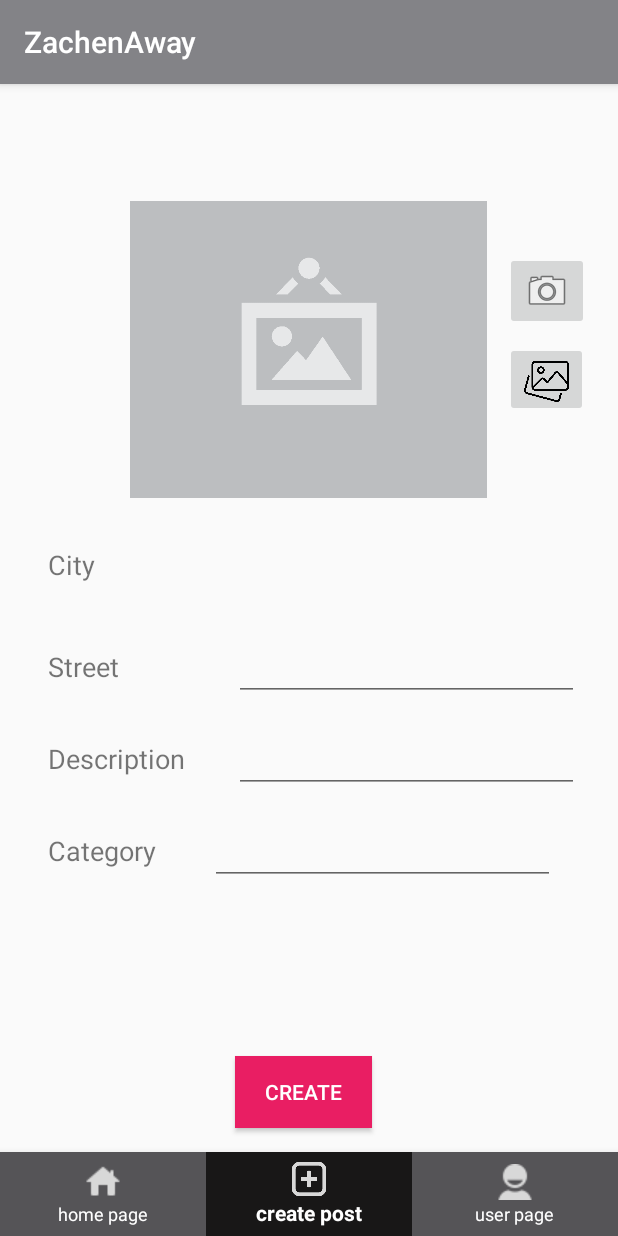
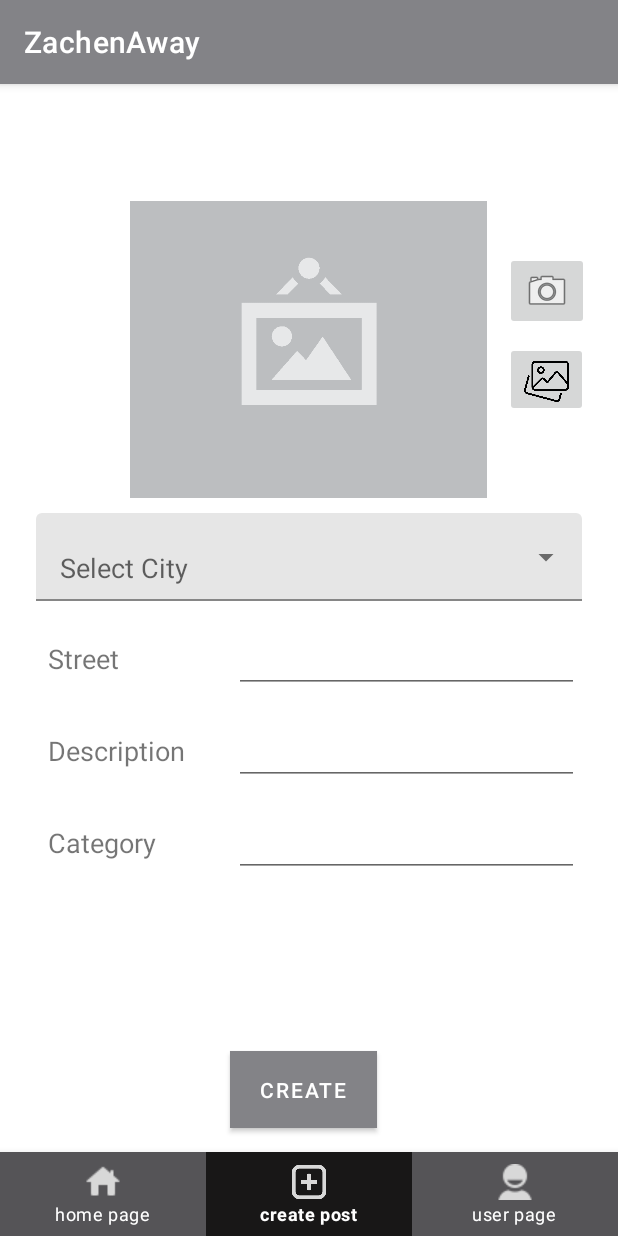
Before and after one commit to DavidMami/ZachenAway, an Android app built with Jetpack Compose: the CreatePostFragment screen opened through its navigation route, on a phone screen of 412 x 824 dp. Run offline under Robolectric (Android 15) with nearby library versions, the phone set to English and light mode, and no system bars; our stand-ins replace Firebase (no records; nobody signed in at launch, a user with empty details on screens opened directly), Picasso, data binding, navigation-ui; pictures from the network do not load; 1 statement that could not run was skipped.

Commit message:
fix and finish the cities api handling for creating a post

```diff
--- a/app/src/main/java/com/example/zachenaway/data/CategoriesApi.kt
+++ b/app/src/main/java/com/example/zachenaway/data/CategoriesApi.kt
@@ -1,6 +1,7 @@
 package com.example.zachenaway.data
 
 import android.content.Context
+import android.util.Log
 import retrofit2.Call
 import retrofit2.Callback
 import retrofit2.Response
@@ -11,7 +12,6 @@ import retrofit2.http.POST
 
 object RetrofitClient {
     private const val BASE_URL = "https://countriesnow.space/api/v0.1/"
-
     val retrofit: Retrofit by lazy {
         Retrofit.Builder()
             .baseUrl(BASE_URL)
@@ -24,31 +24,54 @@ data class Country(
     val country: String,
 )
 
+data class CitiesResponse(
+    val error: Boolean,
+    val msg: String,
+    val data: List<String>
+)
+
 object CountriesClient {
     private val countriesApiService: CountriesApiService by lazy {
         RetrofitClient.retrofit.create(CountriesApiService::class.java)
     }
 
     fun getIsraelCities(callback: (List<String>) -> Unit, context: Context? = null) {
-        val body = Country("israel")
+        val body = Country("Israel")
+
         val call = this.countriesApiService.getCities(body)
-        call.enqueue(object : Callback<List<String>> {
-            override fun onResponse(call: Call<List<String>>, response: Response<List<String>>) {
+
+        call.enqueue(object : Callback<CitiesResponse> {
+            override fun onResponse(
+                call: Call<CitiesResponse>,
+                response: Response<CitiesResponse>
+            ) {
                 if (response.isSuccessful) {
-                    val cities = response.body()
+                    val citiesResponse = response.body()
 
-                    if (cities != null) {
-                        callback(cities)
+                    if (citiesResponse != null && !citiesResponse.error) {
+                        // Get the cities list from the 'data' field
+                        val cities = citiesResponse.data
+
+                        Log.d("Cities", cities.toString())
+
+                        if (context != null) {
+                            callback(cities)
+                        } else {
+                            Log.d("Cities", "Fragment is not attached to a context")
+                        }
                     } else {
+                        Log.d("Cities", "Error in response: ${citiesResponse?.msg}")
                         callback(emptyList())
                     }
                 } else {
+                    Log.d("Cities", "Failed to retrieve cities: ${response.message()}")
                     callback(emptyList())
                 }
             }
 
-            override fun onFailure(call: Call<List<String>>, t: Throwable) {
-                println("Error: ${t.message}")
+            override fun onFailure(call: Call<CitiesResponse>, t: Throwable) {
+                Log.d("Cities", "Error: ${t.message}")
+                callback(emptyList())
             }
         })
     }
@@ -56,5 +79,5 @@ object CountriesClient {
 
 interface CountriesApiService {
     @POST("countries/cities")
-    fun getCities(@Body country: Country): Call<List<String>>
+    fun getCities(@Body country: Country): Call<CitiesResponse>
 }
--- a/app/src/main/java/com/example/zachenaway/ui/menu/CreatePostFragment.kt
+++ b/app/src/main/java/com/example/zachenaway/ui/menu/CreatePostFragment.kt
@@ -3,9 +3,11 @@ package com.example.zachenaway.ui.menu
 import android.content.Context
 import android.graphics.drawable.BitmapDrawable
 import android.os.Bundle
+import android.util.Log
 import android.view.LayoutInflater
 import android.view.View
 import android.view.ViewGroup
+import android.widget.ArrayAdapter
 import android.widget.Toast
 import androidx.fragment.app.Fragment
 import androidx.lifecycle.ViewModelProvider
@@ -16,7 +18,6 @@ import com.example.zachenaway.data.database.schema.Post
 import com.example.zachenaway.data.model.UserModel
 import com.example.zachenaway.databinding.FragmentCreatePostBinding
 import com.example.zachenaway.viewmodel.CreatePostViewModel
-import com.google.android.material.textfield.MaterialAutoCompleteTextView
 import java.util.UUID
 
 class CreatePostFragment : Fragment() {
@@ -36,14 +37,6 @@ class CreatePostFragment : Fragment() {
         savedInstanceState: Bundle?
     ): View {
         _binding = FragmentCreatePostBinding.inflate(inflater, container, false)
-
-        val setCitiesList: (items: List<String>) -> Unit = { cities ->
-            val citiesForAutoComplete = cities.toTypedArray().sortedArray()
-            (binding.postCityAutoComplete as? MaterialAutoCompleteTextView)?.setSimpleItems(
-                citiesForAutoComplete
-            )
-        }
-        getIsraelCities(setCitiesList)
 
         initializeVariables()
         addOnClickListeners()
@@ -69,8 +62,33 @@ class CreatePostFragment : Fragment() {
                 uploadImageFromGalleryButton,
                 takePhotoButton
             )
+
+            loadCitiesIntoAutoCompleteTextView()
         }
     }
+
+    private fun loadCitiesIntoAutoCompleteTextView() {
+        context?.let { safeContext ->
+            getIsraelCities({ cities ->
+                // Check if the fragment is still attached
+                if (isAdded) {
+                    if (cities.isNotEmpty()) {
+                        val adapter = ArrayAdapter(
+                            safeContext,
+                            android.R.layout.simple_dropdown_item_1line,
+                            cities
+                        )
+                        binding.postCityMaterialAutoCompleteTextView.setAdapter(adapter)
+                    } else {
+                        Toast.makeText(safeContext, "No cities found", Toast.LENGTH_SHORT).show()
+                    }
+                } else {
+                    Log.d("CreatePostFragment", "Fragment is not attached to activity")
+                }
+            }, safeContext)
+        }
+    }
+
 
     private fun addOnClickListeners() {
         binding.createPostButton.setOnClickListener {
@@ -86,8 +104,8 @@ class CreatePostFragment : Fragment() {
         with(binding) {
             return postStreetEditText.text.toString().isNotEmpty() &&
                     postDescriptionEditText.text.toString().isNotEmpty() &&
-                    postCategoryEditText.text.toString().isNotEmpty() &&
-                    postCityAutoComplete.text.toString().isNotEmpty()
+                    postCityMaterialAutoCompleteTextView.text.toString().isNotEmpty() &&
+                    postCategoryEditText.text.toString().isNotEmpty()
         }
     }
 
@@ -97,7 +115,7 @@ class CreatePostFragment : Fragment() {
         val post = UserModel.instance().getCurrentUserId()?.let {
             Post(
                 id = UUID.randomUUID().toString(),
-                city = binding.postCityAutoComplete.text.toString(),
+                city = binding.postCityMaterialAutoCompleteTextView.text.toString(),
                 street = binding.postStreetEditText.text.toString(),
                 description = binding.postDescriptionEditText.text.toString(),
                 category = binding.postCategoryEditText.text.toString(),
--- a/app/src/main/res/layout/fragment_create_post.xml
+++ b/app/src/main/res/layout/fragment_create_post.xml
@@ -67,41 +67,32 @@
                 app:layout_constraintTop_toBottomOf="@+id/takePhotoButton"
                 tools:ignore="SpeakableTextPresentCheck" />
 
-            <TextView
-                android:id="@+id/postCityTextView"
-                android:layout_width="wrap_content"
-                android:layout_height="wrap_content"
-                android:layout_marginStart="32dp"
-                android:text="City"
-                android:textSize="18sp"
-                app:layout_constraintBaseline_toBaselineOf="@+id/postCityInput"
-                app:layout_constraintStart_toStartOf="parent" />
-
             <com.google.android.material.textfield.TextInputLayout
-                android:id="@+id/postCityInput"
+                android:id="@+id/postCityTextInputLayout"
                 style="@style/Widget.MaterialComponents.TextInputLayout.FilledBox.ExposedDropdownMenu"
                 android:layout_width="match_parent"
                 android:layout_height="wrap_content"
-                android:layout_marginStart="100dp"
+                android:layout_marginStart="24dp"
                 android:layout_marginEnd="24dp"
                 android:layout_marginBottom="16dp"
+                app:hintEnabled="false"
                 app:errorEnabled="false"
                 app:expandedHintEnabled="false"
-                app:hintEnabled="false"
+                app:errorIconTint="@color/error"
+                app:layout_constraintTop_toBottomOf="@+id/postImageImageView"
                 app:layout_constraintEnd_toEndOf="parent"
-                app:layout_constraintStart_toEndOf="@+id/postCityTextView"
-                app:layout_constraintTop_toBottomOf="@+id/postImageImageView">
+                app:layout_constraintStart_toStartOf="parent">
 
                 <com.google.android.material.textfield.MaterialAutoCompleteTextView
-                    android:id="@+id/postCityAutoComplete"
-                    android:layout_width="0dp"
+                    android:id="@+id/postCityMaterialAutoCompleteTextView"
+                    android:layout_width="match_parent"
                     android:layout_height="wrap_content"
-                    android:layout_marginStart="32dp"
-                    android:layout_marginTop="8dp"
-                    android:layout_marginEnd="32dp"
-                    android:ems="10"
+                    android:backgroundTint="@color/smokeyWhite"
+                    android:hint="Select City"
                     android:inputType="none"
-                    tools:ignore="SpeakableTextPresentCheck" />
+                    android:textAppearance="@style/Theme.MaterialComponents"
+                    android:textSize="18sp" />
+
             </com.google.android.material.textfield.TextInputLayout>
 
             <TextView
@@ -124,9 +115,8 @@
                 android:ems="10"
                 android:inputType="textPersonName"
                 app:layout_constraintEnd_toEndOf="parent"
-                app:layout_constraintStart_toStartOf="@+id/postStreetTextView"
-                app:layout_constraintTop_toBottomOf="@+id/postCityInput"
-                tools:ignore="SpeakableTextPresentCheck" />
+                app:layout_constraintStart_toStartOf="@+id/postDescriptionTextView"
+                app:layout_constraintTop_toBottomOf="@+id/postCityTextInputLayout" />
 
             <TextView
                 android:id="@+id/postDescriptionTextView"
@@ -167,7 +157,7 @@
                 android:layout_marginTop="16dp"
                 android:layout_marginEnd="32dp"
                 app:layout_constraintEnd_toEndOf="parent"
-                app:layout_constraintStart_toStartOf="parent"
+                app:layout_constraintStart_toStartOf="@+id/postDescriptionTextView"
                 app:layout_constraintTop_toBottomOf="@+id/postDescriptionEditText" />
 
             <Button
--- a/app/src/main/res/values/colors.xml
+++ b/app/src/main/res/values/colors.xml
@@ -24,4 +24,6 @@
 
     <color name="iconNotClicked">#D8D8D8</color>
     <color name="iconClicked">#D8D8D8</color>
+
+    <color name="error">#B00020</color>
 </resources>
--- a/app/src/main/res/values/themes.xml
+++ b/app/src/main/res/values/themes.xml
@@ -1,7 +1,7 @@
 <resources xmlns:tools="http://schemas.android.com/tools">
 
     <!-- Base theme with action bar -->
-    <style name="Theme.ZachenAway" parent="Theme.AppCompat.Light.DarkActionBar">
+    <style name="Theme.ZachenAway" parent="Theme.MaterialComponents.Light.DarkActionBar">
         <item name="windowActionBar">true</item>
         <item name="windowNoTitle">false</item>
         <item name="colorPrimary">#838387</item>
```
